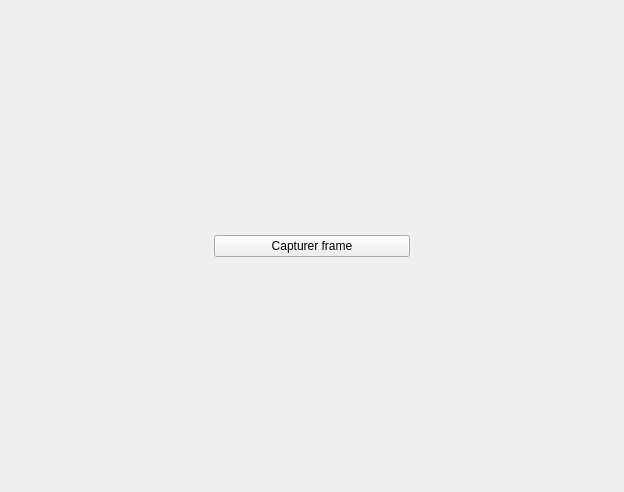
Before: the Qt Designer form TrebuchetApp/TrebuchetApp/webcamwidget.ui in TimotheeTailleur/Projet-BDM-Trebuchet, drawn with Qt 5.
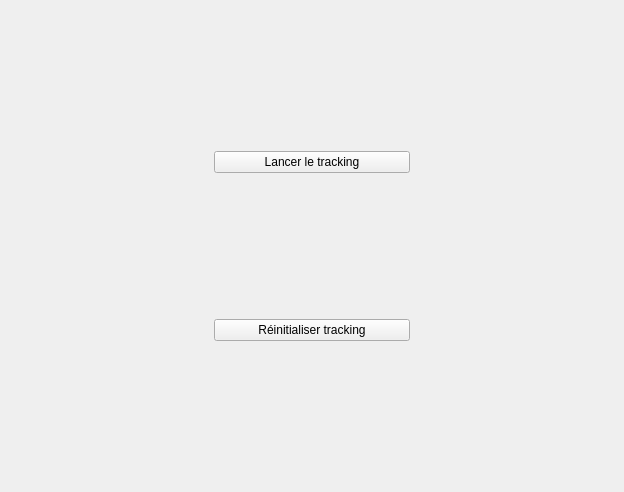
After: the same form once the commit is applied.

Commit message: Matchtemplate final qui fonctionne <3

What changed in the file:
```diff
--- a/TrebuchetApp/TrebuchetApp/webcamwidget.ui
+++ b/TrebuchetApp/TrebuchetApp/webcamwidget.ui
@@ -28,11 +28,22 @@
     </widget>
    </item>
    <item>
+    <layout class="QVBoxLayout" name="verticalLayout">
+     <item>
     <widget class="QPushButton" name="webcamCapture">
      <property name="text">
-      <string>Capturer frame</string>
-     </property>
-    </widget>
+        <string>Lancer le tracking</string>
+       </property>
+      </widget>
+     </item>
+     <item>
+      <widget class="QPushButton" name="reinitCapture">
+       <property name="text">
+        <string>Réinitialiser tracking</string>
+       </property>
+      </widget>
+     </item>
+    </layout>
    </item>
    <item>
     <widget class="QLabel" name="label">
```
Lines whose indentation alone changed are shown as unchanged. The commit also changes 2 other files.
